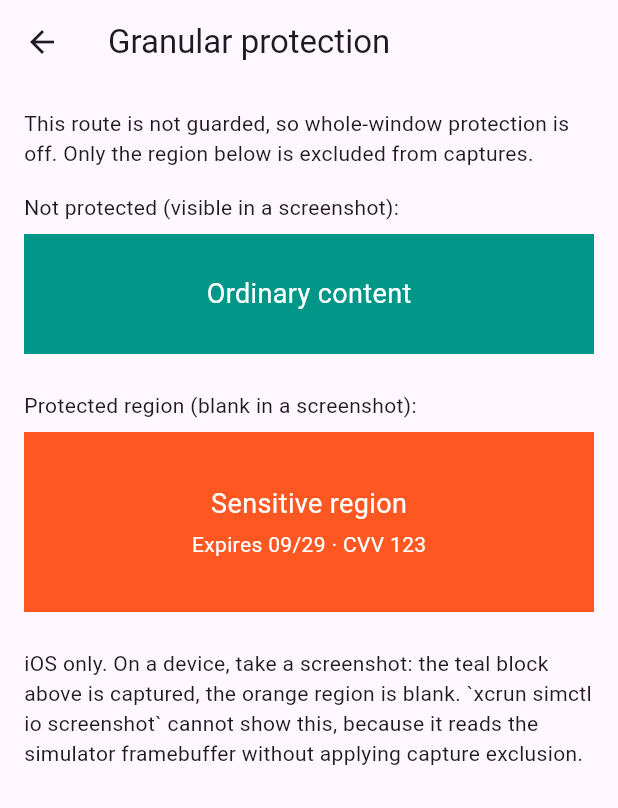
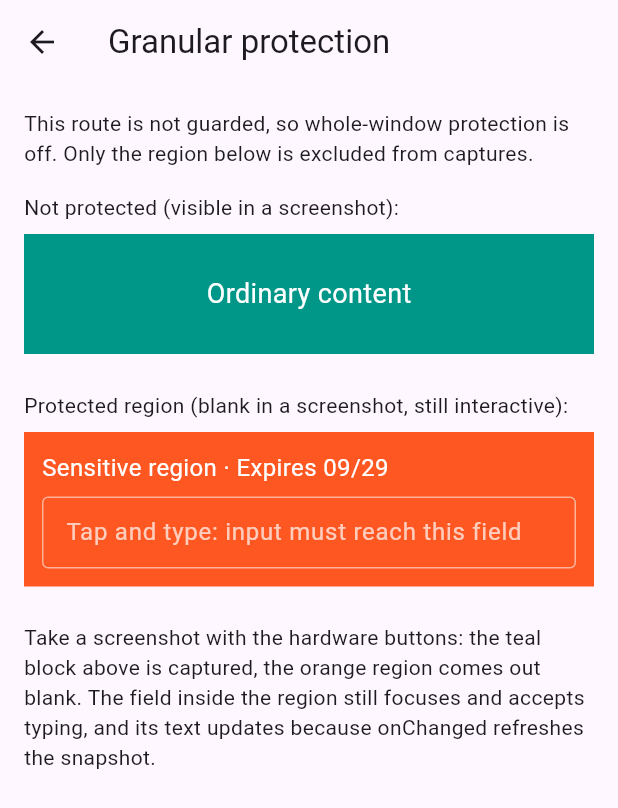
Before and after one commit to josh4500/screenshot_guard, a Flutter app: the SecondScreen screen opened directly, on a phone screen of 412 x 824 dp. Shown: the top 808 px of the screen. Run offline on Flutter 3.47's test engine with Material 3 defaults, Android fonts, the phone set to English and light mode, and no system bars; our stand-ins replace plugin_platform_interface.

Commit message:
example: show an interactive field inside the protected region
The region's visible pixels are a snapshot, so its subtree has to be refreshed when it changes: the demo field calls the controller's refresh from onChanged, which captures after the next frame.

Verified on a physical device (iOS 27.0.1): with the region on screen, a system screenshot captures the rest of the screen and leaves the region blank, and the field inside it still focuses and accepts typing.

```diff
--- a/example/lib/main.dart
+++ b/example/lib/main.dart
@@ -190,8 +190,23 @@ class _SectionLabel extends StatelessWidget {
   }
 }
 
-class SecondScreen extends StatelessWidget {
+class SecondScreen extends StatefulWidget {
   const SecondScreen({super.key});
+
+  @override
+  State<SecondScreen> createState() => _SecondScreenState();
+}
+
+class _SecondScreenState extends State<SecondScreen> {
+  final ScreenshotShieldSensitiveViewController _region =
+      ScreenshotShieldSensitiveViewController();
+  final TextEditingController _text = TextEditingController();
+
+  @override
+  void dispose() {
+    _text.dispose();
+    super.dispose();
+  }
 
   @override
   Widget build(BuildContext context) {
@@ -217,25 +232,43 @@ class SecondScreen extends StatelessWidget {
             ),
           ),
           const SizedBox(height: 24),
-          const Text('Protected region (blank in a screenshot):'),
+          const Text(
+            'Protected region (blank in a screenshot, still interactive):',
+          ),
           const SizedBox(height: 8),
           ScreenshotShieldSensitiveView(
+            controller: _region,
             refreshInterval: const Duration(milliseconds: 250),
             child: Container(
-              height: 120,
-              alignment: Alignment.center,
+              padding: const EdgeInsets.all(12),
               color: Colors.deepOrange,
-              child: const Column(
-                mainAxisAlignment: MainAxisAlignment.center,
+              child: Column(
+                mainAxisSize: MainAxisSize.min,
+                crossAxisAlignment: CrossAxisAlignment.start,
                 children: [
-                  Text(
-                    'Sensitive region',
-                    style: TextStyle(color: Colors.white, fontSize: 18),
+                  const Text(
+                    'Sensitive region · Expires 09/29',
+                    style: TextStyle(color: Colors.white, fontSize: 16),
                   ),
-                  SizedBox(height: 4),
-                  Text(
-                    'Expires 09/29 · CVV 123',
-                    style: TextStyle(color: Colors.white),
+                  const SizedBox(height: 8),
+                  TextField(
+                    controller: _text,
+                    style: const TextStyle(color: Colors.white),
+                    cursorColor: Colors.white,
+                    decoration: const InputDecoration(
+                      isDense: true,
+                      hintText: 'Tap and type: input must reach this field',
+                      hintStyle: TextStyle(color: Colors.white70),
+                      enabledBorder: OutlineInputBorder(
+                        borderSide: BorderSide(color: Colors.white54),
+                      ),
+                      focusedBorder: OutlineInputBorder(
+                        borderSide: BorderSide(color: Colors.white),
+                      ),
+                    ),
+                    // The visible pixels are a snapshot, so refresh it on change
+                    // to rasterise what was just typed.
+                    onChanged: (_) => _region.refresh(),
                   ),
                 ],
               ),
@@ -243,10 +276,10 @@ class SecondScreen extends StatelessWidget {
           ),
           const SizedBox(height: 24),
           const Text(
-            'iOS only. On a device, take a screenshot: the teal block above is '
-            'captured, the orange region is blank. `xcrun simctl io screenshot` '
-            'cannot show this, because it reads the simulator framebuffer '
-            'without applying capture exclusion.',
+            'Take a screenshot with the hardware buttons: the teal block above is '
+            'captured, the orange region comes out blank. The field inside the '
+            'region still focuses and accepts typing, and its text updates because '
+            'onChanged refreshes the snapshot.',
           ),
         ],
       ),
```
